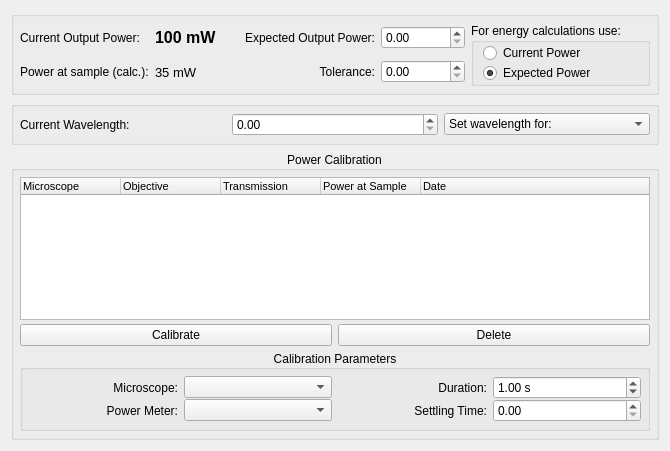
acq4/acq4, file lib/devices/Laser/devTemplate.ui: the form before one commit.
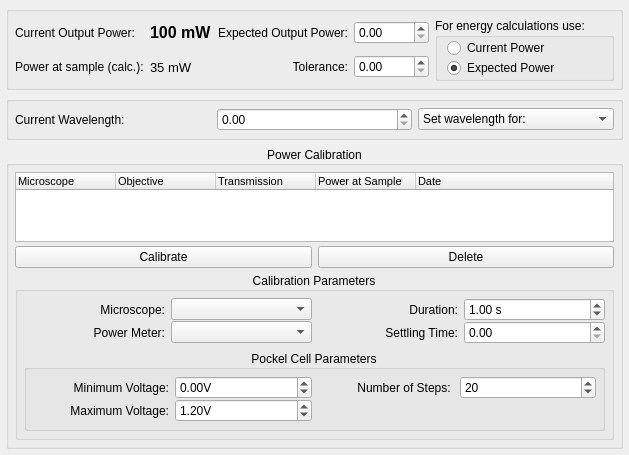
The form after the commit. Custom widgets are drawn as their Qt base class.

```diff
--- a/lib/devices/Laser/devTemplate.ui
+++ b/lib/devices/Laser/devTemplate.ui
@@ -6,14 +6,17 @@
    <rect>
     <x>0</x>
     <y>0</y>
-    <width>670</width>
-    <height>451</height>
+    <width>585</width>
+    <height>391</height>
    </rect>
   </property>
   <property name="windowTitle">
    <string>Form</string>
   </property>
   <layout class="QGridLayout" name="gridLayout">
+   <property name="margin">
+    <number>6</number>
+   </property>
    <item row="0" column="0">
     <widget class="QGroupBox" name="powerGroup">
      <property name="title">
@@ -287,6 +290,9 @@
          </property>
          <item row="0" column="0">
           <layout class="QGridLayout" name="gridLayout_2">
+           <property name="horizontalSpacing">
+            <number>6</number>
+           </property>
            <property name="verticalSpacing">
             <number>0</number>
            </property>
@@ -361,6 +367,100 @@
            </item>
           </layout>
          </item>
+         <item row="1" column="0">
+          <widget class="QGroupBox" name="pCellGroup">
+           <property name="title">
+            <string>Pockel Cell Parameters</string>
+           </property>
+           <property name="alignment">
+            <set>Qt::AlignCenter</set>
+           </property>
+           <layout class="QGridLayout" name="gridLayout_8">
+            <property name="margin">
+             <number>6</number>
+            </property>
+            <item row="0" column="0">
+             <layout class="QGridLayout" name="gridLayout_7">
+              <property name="verticalSpacing">
+               <number>0</number>
+              </property>
+              <item row="0" column="0">
+               <widget class="QLabel" name="label_9">
+                <property name="text">
+                 <string>Minimum Voltage:</string>
+                </property>
+                <property name="alignment">
+                 <set>Qt::AlignRight|Qt::AlignTrailing|Qt::AlignVCenter</set>
+                </property>
+               </widget>
+              </item>
+              <item row="0" column="1">
+               <widget class="SpinBox" name="minVSpin">
+                <property name="suffix">
+                 <string>V</string>
+                </property>
+                <property name="minimum">
+                 <double>-99.000000000000000</double>
+                </property>
+                <property name="singleStep">
+                 <double>0.010000000000000</double>
+                </property>
+               </widget>
+              </item>
+              <item row="0" column="2">
+               <widget class="QLabel" name="label_11">
+                <property name="text">
+                 <string>Number of Steps: </string>
+                </property>
+                <property name="alignment">
+                 <set>Qt::AlignRight|Qt::AlignTrailing|Qt::AlignVCenter</set>
+                </property>
+               </widget>
+              </item>
+              <item row="0" column="3">
+               <widget class="SpinBox" name="stepsSpin">
+                <property name="decimals">
+                 <number>0</number>
+                </property>
+                <property name="minimum">
+                 <double>10.000000000000000</double>
+                </property>
+                <property name="maximum">
+                 <double>1000.000000000000000</double>
+                </property>
+                <property name="value">
+                 <double>20.000000000000000</double>
+                </property>
+               </widget>
+              </item>
+              <item row="1" column="0">
+               <widget class="QLabel" name="label_10">
+                <property name="text">
+                 <string>Maximum Voltage:</string>
+                </property>
+                <property name="alignment">
+                 <set>Qt::AlignRight|Qt::AlignTrailing|Qt::AlignVCenter</set>
+                </property>
+               </widget>
+              </item>
+              <item row="1" column="1">
+               <widget class="SpinBox" name="maxVSpin">
+                <property name="suffix">
+                 <string>V</string>
+                </property>
+                <property name="singleStep">
+                 <double>0.010000000000000</double>
+                </property>
+                <property name="value">
+                 <double>1.200000000000000</double>
+                </property>
+               </widget>
+              </item>
+             </layout>
+            </item>
+           </layout>
+          </widget>
+         </item>
         </layout>
        </widget>
       </item>
```
